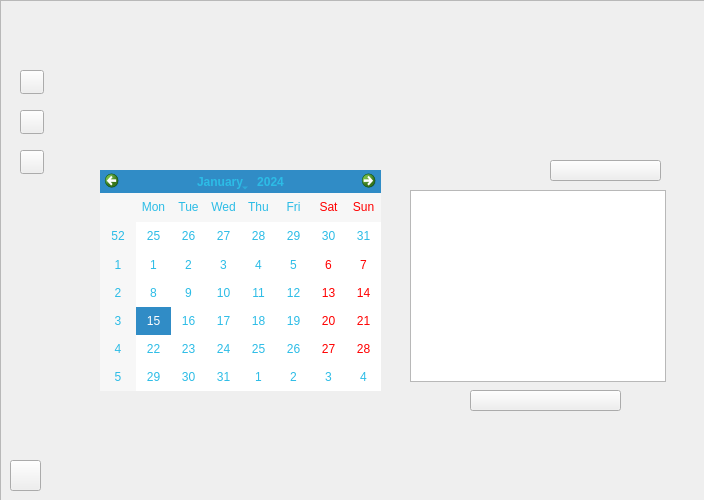
This is src/ui/home.ui in XMoraP/uniconnect as Qt 5 draws it before an edit. The edited form follows.
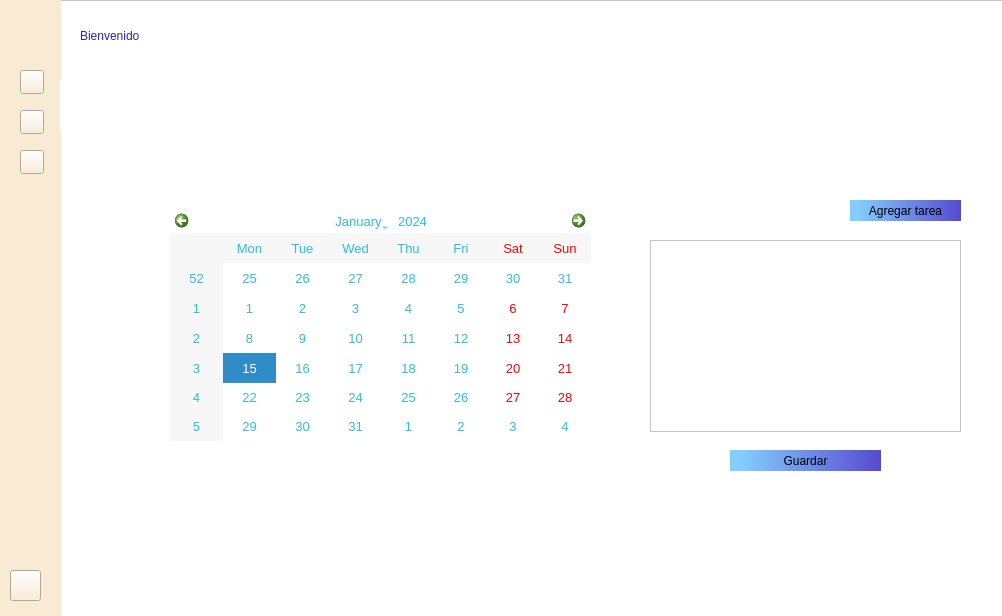
This is the edited form. Icons and pictures are not drawn.

Commit message: Ventana de Inicio modificada

```diff
--- a/src/ui/home.ui
+++ b/src/ui/home.ui
@@ -6,24 +6,30 @@
    <rect>
     <x>0</x>
     <y>0</y>
-    <width>704</width>
-    <height>500</height>
+    <width>1002</width>
+    <height>616</height>
    </rect>
   </property>
   <property name="styleSheet">
-   <string notr="true">""</string>
+   <string notr="true">&quot;&quot;</string>
   </property>
   <widget class="QFrame" name="frameHome">
    <property name="geometry">
     <rect>
      <x>0</x>
      <y>0</y>
-     <width>711</width>
-     <height>501</height>
+     <width>1011</width>
+     <height>621</height>
     </rect>
    </property>
+   <property name="sizePolicy">
+    <sizepolicy hsizetype="Fixed" vsizetype="Fixed">
+     <horstretch>0</horstretch>
+     <verstretch>0</verstretch>
+    </sizepolicy>
+   </property>
    <property name="styleSheet">
-    <string notr="true">"background-color: rgb(255, 255, 255);"</string>
+    <string notr="true">background-color: rgb(255, 255, 255);</string>
    </property>
    <property name="frameShape">
     <enum>QFrame::StyledPanel</enum>
@@ -31,19 +37,19 @@
    <property name="frameShadow">
     <enum>QFrame::Raised</enum>
    </property>
-   <widget class="QWidget" name="barra">
+   <widget class="QWidget" name="bar" native="true">
     <property name="geometry">
      <rect>
       <x>0</x>
       <y>0</y>
       <width>61</width>
-      <height>501</height>
+      <height>621</height>
      </rect>
     </property>
     <property name="styleSheet">
-     <string notr="true">"background-color: rgb(249, 235, 211);"</string>
+     <string notr="true">background-color: rgb(249, 235, 211);</string>
     </property>
-    <widget class="QPushButton" name="boton_usuario">
+    <widget class="QPushButton" name="userButton">
      <property name="geometry">
       <rect>
        <x>20</x>
@@ -59,15 +65,15 @@
       </size>
      </property>
      <property name="styleSheet">
-      <string notr="true">"QPushButton{
+      <string notr="true">QPushButton{
 border-image: url(:/imagenes/home.png);
 }
 QPushButton:hover{
     background-color: qlineargradient(spread:pad, x1:0, y1:0, x2:1, y2:0, stop:0 rgba(0, 0, 0, 255), stop:1 rgba(255, 255, 255, 255));
-}"</string>
+}</string>
      </property>
     </widget>
-    <widget class="QPushButton" name="botonasignaturas">
+    <widget class="QPushButton" name="subjectsButton">
      <property name="geometry">
       <rect>
        <x>20</x>
@@ -77,15 +83,15 @@
       </rect>
      </property>
      <property name="styleSheet">
-      <string notr="true">"QPushButton{
+      <string notr="true">QPushButton{
 border-image: url(:/imagenes/open-book.png);
 }
 QPushButton:hover{
     background-color: qlineargradient(spread:pad, x1:0, y1:0, x2:1, y2:0, stop:0 rgba(0, 0, 0, 255), stop:1 rgba(255, 255, 255, 255));
-}"</string>
+}</string>
      </property>
     </widget>
-    <widget class="QPushButton" name="botonhome">
+    <widget class="QPushButton" name="homeButton">
      <property name="geometry">
       <rect>
        <x>20</x>
@@ -95,15 +101,15 @@
       </rect>
      </property>
      <property name="styleSheet">
-      <string notr="true">"QPushButton{
+      <string notr="true">QPushButton{
 border-image: url(:/imagenes/usuario (4).png);
 }
 QPushButton:hover{
     background-color: qlineargradient(spread:pad, x1:0, y1:0, x2:1, y2:0, stop:0 rgba(0, 0, 0, 255), stop:1 rgba(255, 255, 255, 255));
-}"</string>
+}</string>
      </property>
     </widget>
-    <widget class="QLabel" name="logo">
+    <widget class="QLabel" name="logoLabel">
      <property name="geometry">
       <rect>
        <x>10</x>
@@ -113,57 +119,60 @@
       </rect>
      </property>
      <property name="styleSheet">
-      <string notr="true">"border-image: url(:/imagenes/logoUniConnect.png);"</string>
+      <string notr="true">border-image: url(:/imagenes/logoUniConnect.png);</string>
      </property>
     </widget>
-    <widget class="QPushButton" name="Botonsalir">
+    <widget class="QPushButton" name="exitButton">
      <property name="geometry">
       <rect>
        <x>10</x>
-       <y>460</y>
+       <y>570</y>
        <width>31</width>
        <height>31</height>
       </rect>
      </property>
      <property name="styleSheet">
-      <string notr="true">"QPushButton{
+      <string notr="true">QPushButton{
 border-image: url(:/imagenes/cross.png);
 }
 QPushButton:hover{
     background-color: qlineargradient(spread:pad, x1:0, y1:0, x2:1, y2:0, stop:0 rgba(0, 0, 0, 255), stop:1 rgba(255, 255, 255, 255));
-}"</string>
+}</string>
      </property>
     </widget>
    </widget>
    <widget class="QCalendarWidget" name="calendarWidget">
     <property name="geometry">
      <rect>
-      <x>100</x>
-      <y>170</y>
-      <width>281</width>
-      <height>221</height>
+      <x>170</x>
+      <y>210</y>
+      <width>421</width>
+      <height>231</height>
      </rect>
     </property>
     <property name="styleSheet">
-     <string notr="true">"font: 10pt;
-color: rgb(44, 188, 230);"</string>
+     <string notr="true">font: 10pt;
+color: rgb(44, 188, 230);</string>
     </property>
    </widget>
    <widget class="QListView" name="listView">
     <property name="geometry">
      <rect>
-      <x>410</x>
-      <y>190</y>
-      <width>256</width>
+      <x>650</x>
+      <y>240</y>
+      <width>311</width>
       <height>192</height>
      </rect>
     </property>
+    <property name="styleSheet">
+     <string notr="true"/>
+    </property>
    </widget>
-   <widget class="QPushButton" name="botonAceptarLogin">
+   <widget class="QPushButton" name="saveButton">
     <property name="geometry">
      <rect>
-      <x>470</x>
-      <y>390</y>
+      <x>730</x>
+      <y>450</y>
       <width>151</width>
       <height>21</height>
      </rect>
@@ -172,7 +181,7 @@
      <bool>true</bool>
     </property>
     <property name="styleSheet">
-     <string notr="true">"QPushButton{
+     <string notr="true">QPushButton{
 background-color: qlineargradient(spread:pad, x1:0, y1:0, x2:1, y2:0, stop:0.0681818 rgba(132, 205, 255, 255), stop:1 rgba(85, 74, 208, 255));
 font: 75 9pt &quot;Arial&quot;;
 border-radius:25px;
@@ -186,14 +195,17 @@
 QPushButton:pressed{
     background-color: rgb(60, 193, 231);
     color: rgb(255, 255, 255);
-}"</string>
+}</string>
+    </property>
+    <property name="text">
+     <string>Guardar</string>
     </property>
    </widget>
-   <widget class="QPushButton" name="botonAceptarLogin_2">
+   <widget class="QPushButton" name="addTaskButton">
     <property name="geometry">
      <rect>
-      <x>550</x>
-      <y>160</y>
+      <x>850</x>
+      <y>200</y>
       <width>111</width>
       <height>21</height>
      </rect>
@@ -202,7 +214,7 @@
      <bool>true</bool>
     </property>
     <property name="styleSheet">
-     <string notr="true">"QPushButton{
+     <string notr="true">QPushButton{
 background-color: qlineargradient(spread:pad, x1:0, y1:0, x2:1, y2:0, stop:0.0681818 rgba(132, 205, 255, 255), stop:1 rgba(85, 74, 208, 255));
 font: 75 9pt &quot;Arial&quot;;
 border-radius:25px;
@@ -216,27 +228,50 @@
 QPushButton:pressed{
     background-color: rgb(60, 193, 231);
     color: rgb(255, 255, 255);
-}"</string>
+}</string>
+    </property>
+    <property name="text">
+     <string>Agregar tarea</string>
     </property>
    </widget>
-   <widget class="QLabel" name="label">
+   <widget class="QLabel" name="barLabel">
     <property name="geometry">
      <rect>
       <x>60</x>
-      <y>60</y>
-      <width>651</width>
+      <y>80</y>
+      <width>941</width>
       <height>51</height>
      </rect>
     </property>
     <property name="styleSheet">
-     <string notr="true">"border-image: url(:/imagenes/FondoDegradado.png);
+     <string notr="true">border-image: url(:/imagenes/FondoDegradado.png);
 font: 75 18pt &quot;Arial&quot;;
-color: rgb(255, 255, 255);"</string>
+color: rgb(255, 255, 255);</string>
+    </property>
+    <property name="text">
+     <string>Calendario de tareas</string>
     </property>
     <property name="alignment">
      <set>Qt::AlignCenter</set>
     </property>
    </widget>
+   <widget class="QLabel" name="welcomeLabel">
+    <property name="geometry">
+     <rect>
+      <x>80</x>
+      <y>20</y>
+      <width>141</width>
+      <height>31</height>
+     </rect>
+    </property>
+    <property name="styleSheet">
+     <string notr="true">font: 75 20pt &quot;Arial&quot;;
+color: rgb(45, 33, 173);</string>
+    </property>
+    <property name="text">
+     <string>Bienvenido</string>
+    </property>
+   </widget>
   </widget>
  </widget>
  <resources/>
```
Left out of the diff: 6 changed lines with no effect on the pictures. The commit also changes 6 other files.
